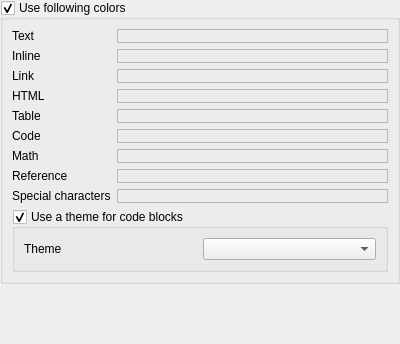
Before: the Qt Designer form src/editor/colors.ui in igormironchik/markdown-tools, drawn with Qt 5.
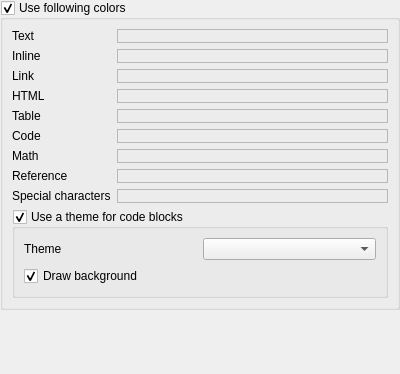
After: the same form once the commit is applied. Custom widgets are drawn as their Qt base class.

Commit message: Prepare rects for drawing code blocks background.

```diff
--- a/src/editor/colors.ui
+++ b/src/editor/colors.ui
@@ -7,13 +7,13 @@
     <x>0</x>
     <y>0</y>
     <width>400</width>
-    <height>344</height>
+    <height>374</height>
    </rect>
   </property>
   <property name="windowTitle">
    <string>Form</string>
   </property>
-  <layout class="QVBoxLayout" name="verticalLayout_2">
+  <layout class="QVBoxLayout" name="verticalLayout_3">
    <property name="leftMargin">
     <number>0</number>
    </property>
@@ -34,7 +34,7 @@
      <property name="checkable">
       <bool>true</bool>
      </property>
-     <layout class="QVBoxLayout" name="verticalLayout">
+     <layout class="QVBoxLayout" name="verticalLayout_2">
       <item>
        <layout class="QGridLayout" name="gridLayout">
         <item row="0" column="0">
@@ -236,6 +236,8 @@
         <property name="checkable">
          <bool>true</bool>
         </property>
+        <layout class="QVBoxLayout" name="verticalLayout">
+         <item>
         <layout class="QHBoxLayout" name="horizontalLayout">
          <item>
           <widget class="QLabel" name="label">
@@ -246,6 +248,18 @@
          </item>
          <item>
           <widget class="QComboBox" name="m_codeTheme"/>
+           </item>
+          </layout>
+         </item>
+         <item>
+          <widget class="QCheckBox" name="m_drawCodeBackground">
+           <property name="text">
+            <string>Draw background</string>
+           </property>
+           <property name="checked">
+            <bool>true</bool>
+           </property>
+          </widget>
          </item>
         </layout>
        </widget>
```
Lines whose indentation alone changed are shown as unchanged. The commit also changes 5 other files.
